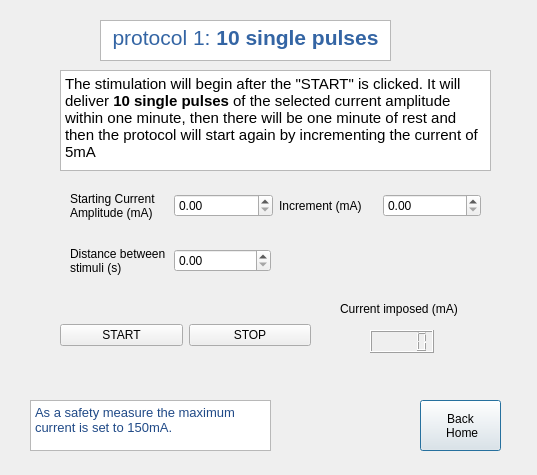
First picture: the form in _Stimulation/stimulation_GUI/protocol1.ui, repository annasparapani/MScThesis_tSCS, before the edit.
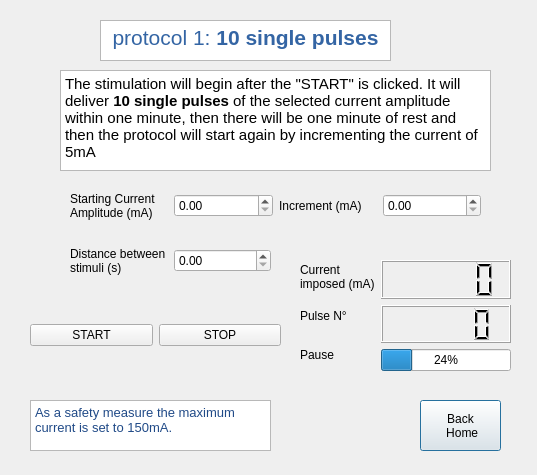
Second picture: the form after the edit.

Commit message: added pulse number and pause timer to GUI in stimulation_GUI

```diff
--- a/_Stimulation/stimulation_GUI/protocol1.ui
+++ b/_Stimulation/stimulation_GUI/protocol1.ui
@@ -81,7 +81,7 @@
   <widget class="QWidget" name="layoutWidget">
    <property name="geometry">
     <rect>
-     <x>60</x>
+     <x>30</x>
      <y>300</y>
      <width>251</width>
      <height>71</height>
@@ -104,29 +104,6 @@
     </item>
    </layout>
   </widget>
-  <widget class="QLabel" name="Label_currentImposed">
-   <property name="geometry">
-    <rect>
-     <x>340</x>
-     <y>300</y>
-     <width>161</width>
-     <height>17</height>
-    </rect>
-   </property>
-   <property name="text">
-    <string>Current imposed (mA)</string>
-   </property>
-  </widget>
-  <widget class="QLCDNumber" name="LCD_Current">
-   <property name="geometry">
-    <rect>
-     <x>370</x>
-     <y>330</y>
-     <width>64</width>
-     <height>23</height>
-    </rect>
-   </property>
-  </widget>
   <widget class="QWidget" name="layoutWidget">
    <property name="geometry">
     <rect>
@@ -160,7 +137,7 @@
     </item>
    </layout>
   </widget>
-  <widget class="QWidget" name="">
+  <widget class="QWidget" name="layoutWidget">
    <property name="geometry">
     <rect>
      <x>70</x>
@@ -183,6 +160,61 @@
     </item>
    </layout>
   </widget>
+  <widget class="QWidget" name="">
+   <property name="geometry">
+    <rect>
+     <x>300</x>
+     <y>260</y>
+     <width>211</width>
+     <height>111</height>
+    </rect>
+   </property>
+   <layout class="QHBoxLayout" name="horizontalLayout_4">
+    <item>
+     <layout class="QVBoxLayout" name="verticalLayout">
+      <item>
+       <widget class="QLabel" name="Label_currentImposed">
+        <property name="text">
+         <string>Current
+imposed (mA)</string>
+        </property>
+       </widget>
+      </item>
+      <item>
+       <widget class="QLabel" name="Label_currentImposed_2">
+        <property name="text">
+         <string>Pulse N°</string>
+        </property>
+       </widget>
+      </item>
+      <item>
+       <widget class="QLabel" name="Label_currentImposed_3">
+        <property name="text">
+         <string>Pause</string>
+        </property>
+       </widget>
+      </item>
+     </layout>
+    </item>
+    <item>
+     <layout class="QVBoxLayout" name="verticalLayout_2">
+      <item>
+       <widget class="QLCDNumber" name="LCD_Current"/>
+      </item>
+      <item>
+       <widget class="QLCDNumber" name="LCD_PulseNo"/>
+      </item>
+      <item>
+       <widget class="QProgressBar" name="progressBar_Pause">
+        <property name="value">
+         <number>24</number>
+        </property>
+       </widget>
+      </item>
+     </layout>
+    </item>
+   </layout>
+  </widget>
  </widget>
  <resources/>
  <connections/>
```
The commit also changes 13 other files.
